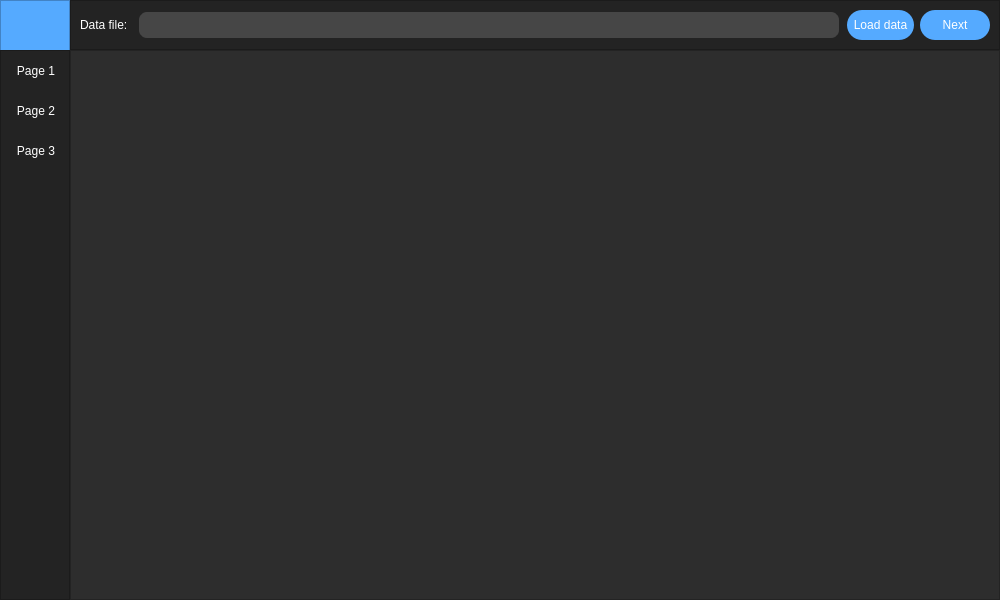
First picture: the form in ui/mainWindow.ui, repository kornelHub/BackTesting-App, before the edit.
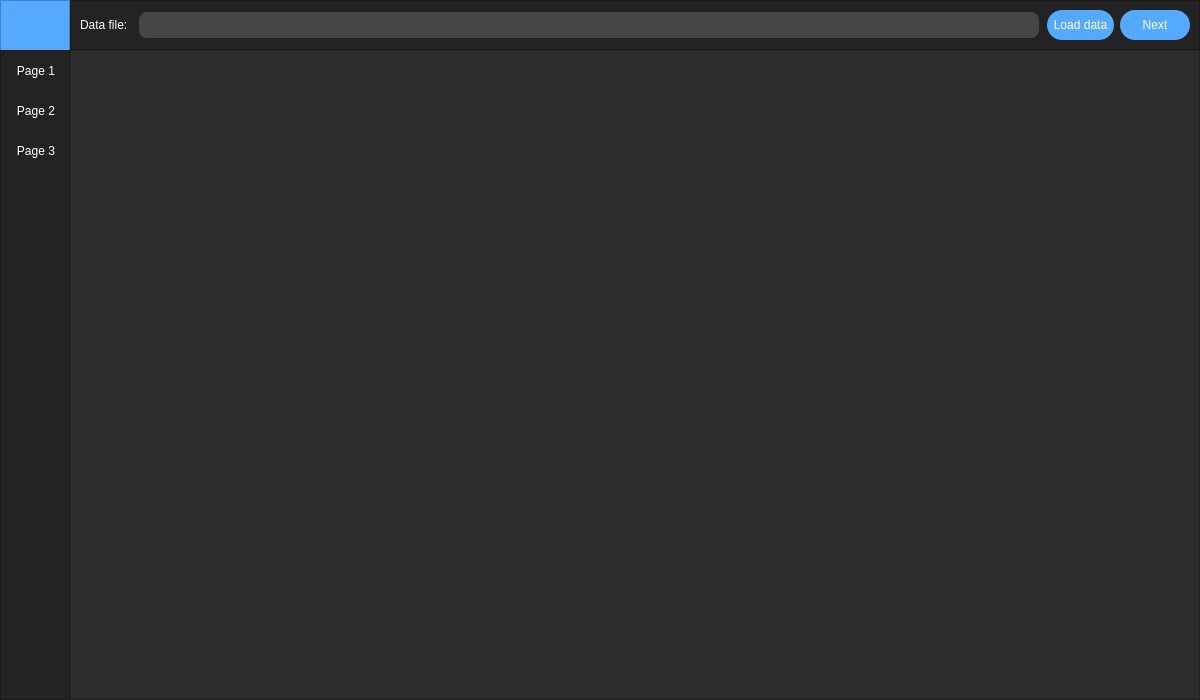
Second picture: the form after the edit. Custom widgets are drawn as their Qt base class.

The edit to the form file:
```diff
--- a/ui/mainWindow.ui
+++ b/ui/mainWindow.ui
@@ -6,14 +6,14 @@
    <rect>
     <x>0</x>
     <y>0</y>
-    <width>1000</width>
-    <height>600</height>
+    <width>1200</width>
+    <height>700</height>
    </rect>
   </property>
   <property name="minimumSize">
    <size>
-    <width>1000</width>
-    <height>600</height>
+    <width>1200</width>
+    <height>700</height>
    </size>
   </property>
   <property name="windowTitle">
```
